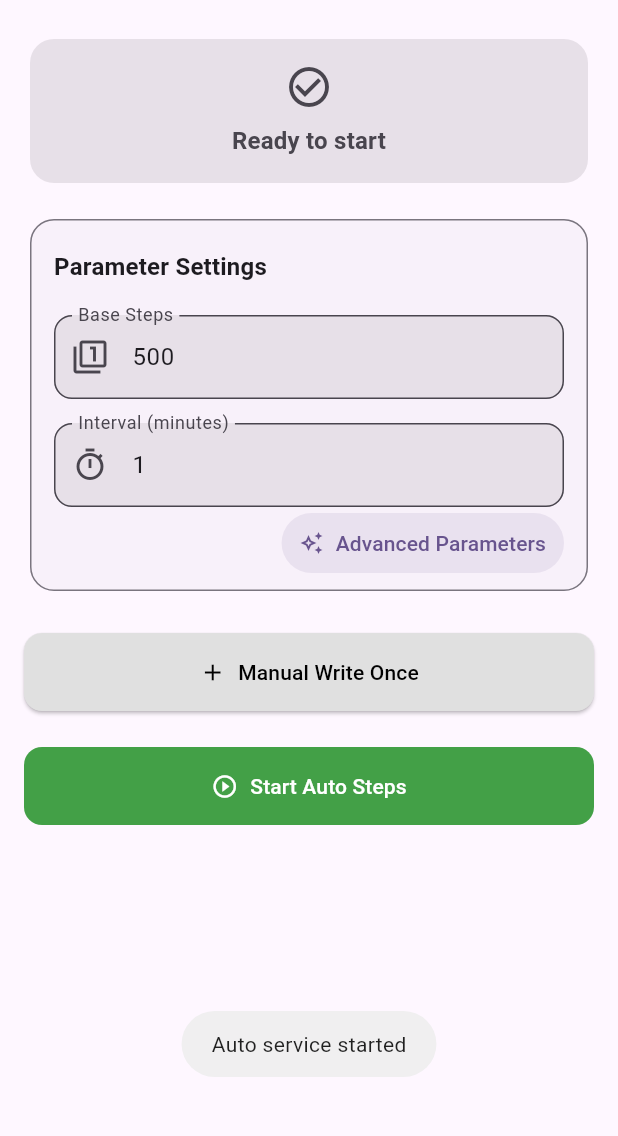
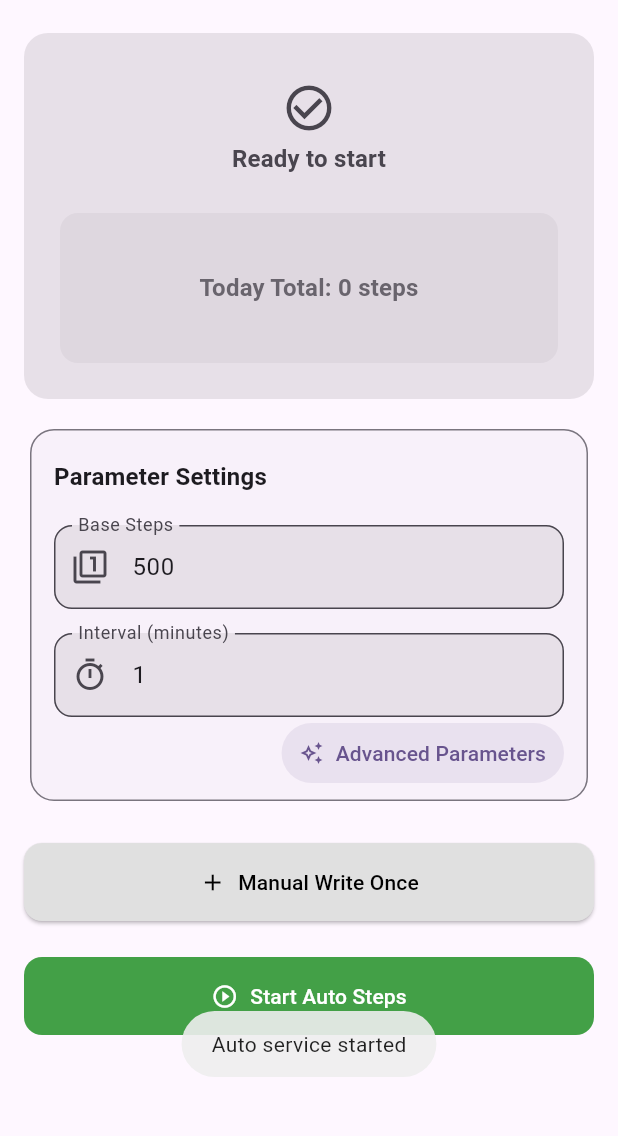
Before and after one commit to potatosserver/WalkGo, a Flutter app: the HomePage screen opened by its route, after a tap on "Start Auto Steps", on a phone screen of 412 x 824 dp, the part 63-1199 px from its top. Run offline on Flutter 3.47's test engine with Material 3 defaults, Android fonts, the phone set to English and light mode, and no system bars; our stand-ins replace fluttertoast, go_router, group_radio_button, permission_handler, shared_preferences; missing offline and left inert: flutter_background_service, health; accounts and stored records are empty.

Commit message:
feat: Add advanced settings management, a dynamic status display card, health service, and internationalization support.

```diff
--- a/lib/l10n/app_en.arb
+++ b/lib/l10n/app_en.arb
@@ -94,7 +94,7 @@
       }
     }
   },
-   "log_write_success_auto": "Automatically wrote {steps} steps.",
+  "log_write_success_auto": "Automatically wrote {steps} steps.",
   "@log_write_success_auto": {
     "placeholders": {
       "steps": {
@@ -302,5 +302,13 @@
   "auto_mode_running_lock_warning": "Auto mode is running. Parameters cannot be modified.",
   "@auto_mode_running_lock_warning": {},
   "error_base_less_than_offset": "Base steps must be greater than random offset steps.",
-  "error_threshold_too_low": "Auto-pause threshold must be greater than maximum single write (base + offset)."
+  "error_threshold_too_low": "Auto-pause threshold must be greater than maximum single write (base + offset).",
+  "today_steps_total": "Today Total: {steps} steps",
+  "@today_steps_total": {
+    "placeholders": {
+      "steps": {
+        "type": "String"
+      }
+    }
+  }
 }
--- a/lib/l10n/app_localizations.dart
+++ b/lib/l10n/app_localizations.dart
@@ -823,6 +823,12 @@ abstract class AppLocalizations {
   /// In en, this message translates to:
   /// **'Auto-pause threshold must be greater than maximum single write (base + offset).'**
   String get error_threshold_too_low;
+
+  /// No description provided for @today_steps_total.
+  ///
+  /// In en, this message translates to:
+  /// **'Today Total: {steps} steps'**
+  String today_steps_total(String steps);
 }
 
 class _AppLocalizationsDelegate
--- a/lib/l10n/app_localizations_en.dart
+++ b/lib/l10n/app_localizations_en.dart
@@ -412,4 +412,9 @@ class AppLocalizationsEn extends AppLocalizations {
   @override
   String get error_threshold_too_low =>
       'Auto-pause threshold must be greater than maximum single write (base + offset).';
+
+  @override
+  String today_steps_total(String steps) {
+    return 'Today Total: $steps steps';
+  }
 }
--- a/lib/l10n/app_localizations_zh.dart
+++ b/lib/l10n/app_localizations_zh.dart
@@ -393,5 +393,10 @@ class AppLocalizationsZh extends AppLocalizations {
   String get error_base_less_than_offset => '基礎步數必須大於隨機偏移步數。';
 
   @override
-  String get error_threshold_too_low => '自動暫停閾值必須大於單次最大步數（基礎 + 偏移）。';
+  String get error_threshold_too_low => '自動暫停閾值必須大於單次最大步數（基礎 + 偏移）。同步更新。';
+
+  @override
+  String today_steps_total(String steps) {
+    return '今日總計：$steps 步';
+  }
 }
--- a/lib/l10n/app_zh.arb
+++ b/lib/l10n/app_zh.arb
@@ -195,5 +195,13 @@
     "auto_mode_running_lock_warning": "自動模式運行中，無法修改參數。",
     "@auto_mode_running_lock_warning": {},
     "error_base_less_than_offset": "基礎步數必須大於隨機偏移步數。",
-    "error_threshold_too_low": "自動暫停閾值必須大於單次最大步數（基礎 + 偏移）。"
+    "error_threshold_too_low": "自動暫停閾值必須大於單次最大步數（基礎 + 偏移）。同步更新。",
+    "today_steps_total": "今日總計：{steps} 步",
+    "@today_steps_total": {
+        "placeholders": {
+            "steps": {
+                "type": "String"
+            }
+        }
+    }
 }
--- a/lib/services/health_service.dart
+++ b/lib/services/health_service.dart
@@ -1,4 +1,3 @@
-
 import 'package:health/health.dart';
 import 'package:walkgo/services/error_log_service.dart';
 
@@ -14,19 +13,31 @@ class HealthService {
     final now = DateTime.now();
     final midnight = DateTime(now.year, now.month, now.day);
     try {
-      // A new Health instance is created on each call.
       final health = Health();
-      final steps = await health.getHealthDataFromTypes(
-        startTime: midnight,
-        endTime: now,
-        types: [HealthDataType.STEPS],
-      );
-      if (steps.isEmpty) {
-        return 0;
+
+      // Ensure we have read permissions. In some systems, write doesn't imply read.
+      final bool hasPermission =
+          await health.hasPermissions([HealthDataType.STEPS]) ?? false;
+      if (!hasPermission) {
+        final bool authorized =
+            await health.requestAuthorization([HealthDataType.STEPS]);
+        if (!authorized) {
+          print('[HealthService] Read permission denied by user.');
+          return 0;
+        }
       }
-      return steps.fold<int>(0, (sum, data) => sum + (data.value as num).toInt());
+
+      // Using getTotalStepsInInterval is more efficient and reliable for a summary
+      final steps = await health.getTotalStepsInInterval(midnight, now);
+
+      // Debug log for troubleshooting
+      print('[HealthService] Fetched today steps: $steps');
+
+      return steps ?? 0;
     } catch (e) {
-      ErrorLogService().addErrorLog('[HealthService] Error fetching steps today', e.toString());
+      print('[HealthService] Error fetching today steps: $e');
+      ErrorLogService().addErrorLog(
+          '[HealthService] Error fetching steps today', e.toString());
       return 0;
     }
   }
@@ -45,7 +56,8 @@ class HealthService {
       );
       return success;
     } catch (e) {
-      ErrorLogService().addErrorLog('[HealthService] Error writing steps', e.toString());
+      ErrorLogService()
+          .addErrorLog('[HealthService] Error writing steps', e.toString());
       return false;
     }
   }
--- a/lib/viewmodels/advanced_settings_viewmodel.dart
+++ b/lib/viewmodels/advanced_settings_viewmodel.dart
@@ -57,7 +57,8 @@ class AdvancedSettingsViewModel extends ChangeNotifier {
     // Settings changes are picked up by the background service automatically
     // when it re-reads them from SharedPreferences before each run.
     // We might need a manual trigger if settings need to apply instantly.
-    _homePageViewModel.reloadSettings(); // Trigger a reload on the home page as well
+    _homePageViewModel
+        .reloadSettings(); // Trigger a reload on the home page as well
   }
 
   Future<void> setOffsetEnabled(bool value) async {
@@ -73,6 +74,7 @@ class AdvancedSettingsViewModel extends ChangeNotifier {
     final prefs = await SharedPreferences.getInstance();
     await prefs.setInt(prefOffsetSteps, int.tryParse(value) ?? 50);
     notifyListeners();
+    await _homePageViewModel.reloadSettings();
     _homePageViewModel.updateSettingsInService();
   }
 
@@ -81,6 +83,7 @@ class AdvancedSettingsViewModel extends ChangeNotifier {
     final prefs = await SharedPreferences.getInstance();
     await prefs.setInt(prefManualSteps, int.tryParse(value) ?? 1000);
     notifyListeners();
+    await _homePageViewModel.reloadSettings();
     _homePageViewModel.updateSettingsInService();
   }
 
@@ -89,6 +92,7 @@ class AdvancedSettingsViewModel extends ChangeNotifier {
     final prefs = await SharedPreferences.getInstance();
     await prefs.setBool(prefAutoPauseEnabled, value);
     notifyListeners();
+    await _homePageViewModel.reloadSettings();
     _homePageViewModel.updateSettingsInService();
   }
 
@@ -97,6 +101,7 @@ class AdvancedSettingsViewModel extends ChangeNotifier {
     final prefs = await SharedPreferences.getInstance();
     await prefs.setInt(prefAutoPauseThreshold, int.tryParse(value) ?? 5000);
     notifyListeners();
+    await _homePageViewModel.reloadSettings();
     _homePageViewModel.updateSettingsInService();
   }
 }
--- a/lib/viewmodels/home_page_viewmodel.dart
+++ b/lib/viewmodels/home_page_viewmodel.dart
@@ -3,6 +3,7 @@ import 'package:flutter/material.dart';
 import 'package:flutter_background_service/flutter_background_service.dart';
 import 'package:fluttertoast/fluttertoast.dart';
 import 'package:shared_preferences/shared_preferences.dart';
+import 'package:walkgo/services/health_service.dart';
 import 'package:walkgo/constants.dart';
 import 'package:walkgo/l10n/app_localizations.dart';
 import 'package:walkgo/services/log_service.dart';
@@ -21,6 +22,7 @@ class HomePageViewModel extends ChangeNotifier {
   int _autoPauseThreshold = 5000;
   bool _offsetEnabled = true;
   int _offsetSteps = 50;
+  int _todayTotalSteps = 0;
   String? _nextRunTime;
 
   bool get isAutoRunning => _isAutoRunning;
@@ -31,6 +33,7 @@ class HomePageViewModel extends ChangeNotifier {
   String get baseSteps => _baseSteps;
   String get interval => _interval;
   bool get autoPauseEnabled => _autoPauseEnabled;
+  int get todayTotalSteps => _todayTotalSteps;
   String? get nextRunTime => _nextRunTime;
 
   AppLocalizations? _l10n;
@@ -60,6 +63,7 @@ class HomePageViewModel extends ChangeNotifier {
   Future<void> _initialize() async {
     _setupServiceListeners();
     await _loadNonStateSettings();
+    await refreshTodaySteps();
 
     // Request initial status from the service.
     // The service will respond with an 'update_ui' event.
@@ -132,8 +136,16 @@ class HomePageViewModel extends ChangeNotifier {
     notifyListeners();
   }
 
-  bool _validateParameters() {
+  Future<void> refreshTodaySteps() async {
+    _todayTotalSteps = await HealthService().getStepsToday();
+    notifyListeners();
+  }
+
+  Future<bool> _validateParameters() async {
     if (_l10n == null) return true;
+
+    // Force reload latest settings from storage to ensure we are not using stale memory
+    await _loadNonStateSettings();
 
     final int? base = int.tryParse(_baseSteps);
     if (base == null) return false;
@@ -165,6 +177,7 @@ class HomePageViewModel extends ChangeNotifier {
 
   Future<void> reloadSettings() async {
     await _loadNonStateSettings();
+    await refreshTodaySteps();
   }
 
   Future<void> saveBaseSteps(String value) async {
@@ -229,7 +242,7 @@ class HomePageViewModel extends ChangeNotifier {
 
     if (!_isAutoRunning) {
       // Validate parameters before starting
-      if (!_validateParameters()) return;
+      if (!(await _validateParameters())) return;
 
       if (!serviceAlive) {
         await _service.startService();
--- a/lib/widgets/status_card.dart
+++ b/lib/widgets/status_card.dart
@@ -21,52 +21,88 @@ class StatusCard extends StatelessWidget {
         ? colorScheme.onPrimaryContainer
         : colorScheme.onSurfaceVariant;
 
-    return Card(
+    return AnimatedContainer(
+      duration: const Duration(milliseconds: 200),
+      curve: Curves.fastOutSlowIn,
+      decoration: BoxDecoration(
         color: cardColor,
-      elevation: 0,
-      shape: RoundedRectangleBorder(borderRadius: BorderRadius.circular(16)),
+        borderRadius: BorderRadius.circular(16),
+      ),
       child: Padding(
-        padding: const EdgeInsets.symmetric(vertical: 16.0, horizontal: 24.0),
-        child: isRunning
-            ? _buildRunningState(context, viewModel, l10n, theme, contentColor)
-            : _buildStoppedState(context, viewModel, theme, contentColor),
-      ),
-    );
-  }
-
-  Widget _buildStoppedState(
-      BuildContext context, HomePageViewModel viewModel, ThemeData theme, Color contentColor) {
-    return Column(
+        padding: const EdgeInsets.all(24.0),
+        child: Column(
+          mainAxisSize: MainAxisSize.min,
+          children: [
+            // Top Section: Icon & Status (Fixed Layout)
+            SizedBox(
+              height: 80, // Fixed height for the entire top block
+              child: Column(
                 mainAxisAlignment: MainAxisAlignment.center,
                 children: [
-        Icon(Icons.check_circle_outline, size: 32, color: contentColor),
-        const SizedBox(height: 8),
+                  if (!isRunning) ...[
+                    Icon(
+                      Icons.check_circle_outline,
+                      size: 36,
+                      color: contentColor,
+                    ),
+                    const SizedBox(height: 4),
                     Text(
-          viewModel.statusLog,
+                      l10n.status_ready_to_start,
                       textAlign: TextAlign.center,
-          style: theme.textTheme.titleMedium
-              ?.copyWith(fontWeight: FontWeight.bold, color: contentColor),
+                      style: theme.textTheme.titleMedium?.copyWith(
+                          color: contentColor, fontWeight: FontWeight.bold),
+                    ),
+                  ] else ...[
+                    // When running, only show the "Next run" info to avoid redundancy
+                    Text(
+                      l10n.next_run_title,
+                      style: theme.textTheme.titleSmall?.copyWith(
+                          color: contentColor.withAlpha(200),
+                          fontWeight: FontWeight.bold),
+                    ),
+                    const SizedBox(height: 4),
+                    Text(
+                      viewModel.nextRunTime ?? '--:--',
+                      style: theme.textTheme.headlineMedium?.copyWith(
+                          color: contentColor, fontWeight: FontWeight.bold),
                     ),
                   ],
-    );
-  }
+                ],
+              ),
+            ),
 
-  Widget _buildRunningState(BuildContext context, HomePageViewModel viewModel,
-      AppLocalizations l10n, ThemeData theme, Color contentColor) {
-    return Column(
+            const SizedBox(height: 16),
+            // Fixed height container to ensure ABSOLUTELY zero layout shift
+            SizedBox(
+              height: 100, // Fixed height for the metrics area
+              child: AnimatedCrossFade(
+                firstChild: Container(
+                  width: double.infinity,
+                  alignment: Alignment.center,
+                  decoration: BoxDecoration(
+                    color: contentColor.withAlpha(15),
+                    borderRadius: BorderRadius.circular(12),
+                  ),
+                  child: Column(
+                    mainAxisAlignment: MainAxisAlignment.center,
                     children: [
-        // Top section for next run time
                       Text(
-          l10n.next_run_title,
-          style: theme.textTheme.titleSmall?.copyWith(color: contentColor, fontWeight: FontWeight.bold),
+                        l10n.today_steps_total(
+                            viewModel.todayTotalSteps.toString()),
+                        textAlign: TextAlign.center,
+                        style: theme.textTheme.titleMedium?.copyWith(
+                          color: contentColor.withAlpha(200),
+                          fontWeight: FontWeight.bold,
                         ),
-        const SizedBox(height: 2),
-        Text(
-          viewModel.nextRunTime ?? '--:--',
-          style: theme.textTheme.headlineMedium?.copyWith(color: contentColor, fontWeight: FontWeight.bold),
                       ),
-        const SizedBox(height: 16),
-        // Bottom section with three columns
+                    ],
+                  ),
+                ),
+                secondChild: Column(
+                  mainAxisAlignment: MainAxisAlignment.center,
+                  children: [
+                    Divider(color: contentColor.withAlpha(40), thickness: 1),
+                    const SizedBox(height: 12),
                     Row(
                       mainAxisAlignment: MainAxisAlignment.spaceBetween,
                       crossAxisAlignment: CrossAxisAlignment.start,
@@ -90,7 +126,9 @@ class StatusCard extends StatelessWidget {
                         Expanded(
                           child: _buildMetricColumn(
                             title: l10n.auto_pause_remaining,
-                value: viewModel.autoPauseEnabled ? viewModel.remainingSteps.toString() : '---',
+                            value: viewModel.autoPauseEnabled
+                                ? viewModel.remainingSteps.toString()
+                                : '---',
                             theme: theme,
                             contentColor: contentColor,
                           ),
@@ -98,11 +136,24 @@ class StatusCard extends StatelessWidget {
                       ],
                     ),
                   ],
+                ),
+                crossFadeState: isRunning
+                    ? CrossFadeState.showSecond
+                    : CrossFadeState.showFirst,
+                duration: const Duration(milliseconds: 200),
+              ),
+            ),
+          ],
+        ),
+      ),
     );
   }
 
   Widget _buildMetricColumn(
-      {required String title, required String value, required ThemeData theme, required Color contentColor}) {
+      {required String title,
+      required String value,
+      required ThemeData theme,
+      required Color contentColor}) {
     return Column(
       crossAxisAlignment: CrossAxisAlignment.center,
       children: [
@@ -112,13 +163,15 @@ class StatusCard extends StatelessWidget {
           child: Text(
             title,
             textAlign: TextAlign.center,
-            style: theme.textTheme.bodySmall?.copyWith(color: contentColor, fontWeight: FontWeight.w500),
+            style: theme.textTheme.bodySmall
+                ?.copyWith(color: contentColor, fontWeight: FontWeight.w500),
           ),
         ),
         const SizedBox(height: 4),
         Text(
           value,
-          style: theme.textTheme.titleLarge?.copyWith(color: contentColor, fontWeight: FontWeight.bold),
+          style: theme.textTheme.titleLarge
+              ?.copyWith(color: contentColor, fontWeight: FontWeight.bold),
         ),
       ],
     );
```
Also changed, not shown: pubspec.lock. Lines whose indentation alone changed are shown as unchanged.
